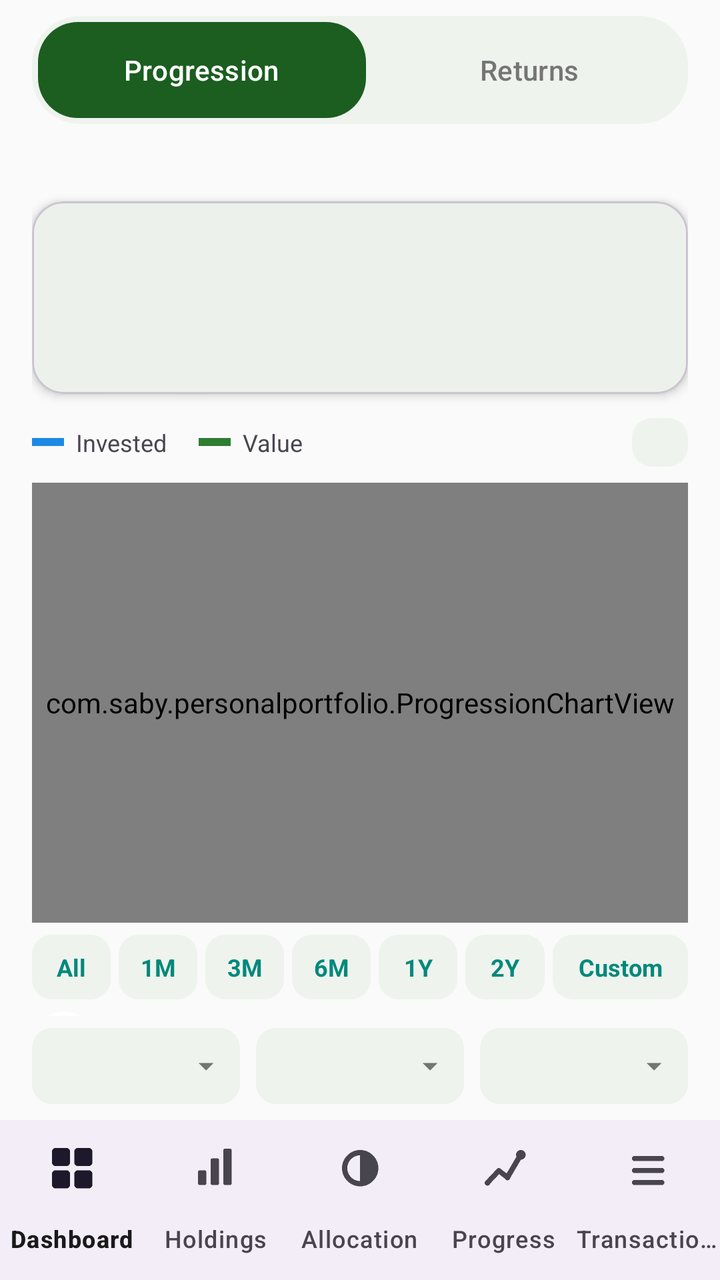
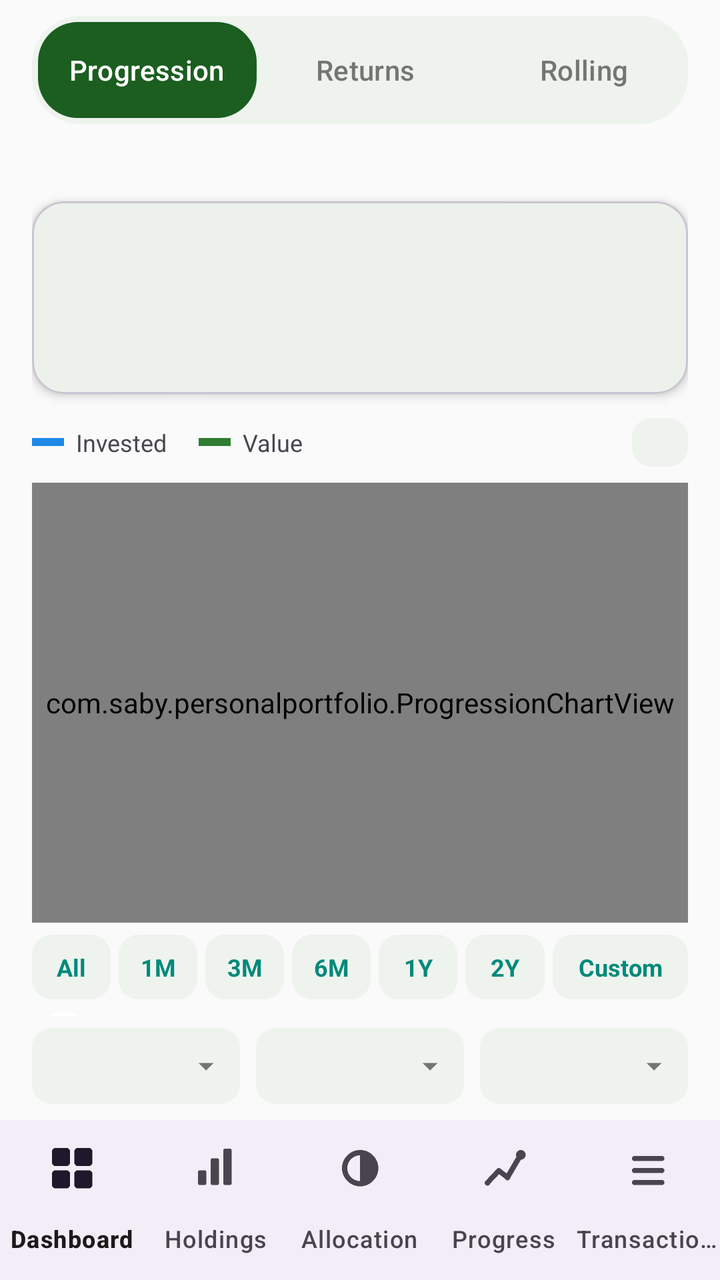

Before-and-after screenshots of an Android layout around one commit, followed by the original layout XML and the change that was made.
<!-- AndroidManifest.xml: application theme Theme.PersonalPortfolio -->
<!-- res/layout/activity_progression.xml -->
<?xml version="1.0" encoding="utf-8"?>
<LinearLayout xmlns:android="http://schemas.android.com/apk/res/android"
    xmlns:app="http://schemas.android.com/apk/res-auto"
    android:layout_width="match_parent"
    android:layout_height="match_parent"
    android:orientation="vertical">

    
    <com.google.android.material.tabs.TabLayout
        android:id="@+id/progressionSectionTabLayout"
        android:layout_width="match_parent"
        android:layout_height="wrap_content"
        android:layout_marginStart="16dp"
        android:layout_marginEnd="16dp"
        android:layout_marginTop="8dp"
        android:background="@drawable/tab_bar_background"
        android:padding="3dp"
        app:tabBackground="@android:color/transparent"
        app:tabIndicator="@drawable/tab_indicator_pill"
        app:tabIndicatorAnimationMode="elastic"
        app:tabIndicatorFullWidth="true"
        app:tabIndicatorGravity="stretch"
        app:tabIndicatorColor="@color/colorPrimary"
        app:tabRippleColor="@null"
        app:tabPaddingTop="1dp"
        app:tabPaddingBottom="1dp"
        app:tabTextColor="@color/colorNeutral"
        app:tabSelectedTextColor="@color/colorOnPrimary"
        app:tabMode="fixed"
        app:tabGravity="fill">

        <com.google.android.material.tabs.TabItem
            android:layout_width="wrap_content"
            android:layout_height="wrap_content"
            android:text="Progression" />

        <com.google.android.material.tabs.TabItem
            android:layout_width="wrap_content"
            android:layout_height="wrap_content"
            android:text="Returns" />

    </com.google.android.material.tabs.TabLayout>

    <androidx.core.widget.NestedScrollView
        android:layout_width="match_parent"
        android:layout_height="0dp"
        android:layout_weight="1"
        android:fillViewport="true">

        <LinearLayout
            android:layout_width="match_parent"
            android:layout_height="wrap_content"
            android:orientation="vertical"
            android:padding="16dp">

            <TextView
                android:id="@+id/progressionStatusText"
                android:layout_width="match_parent"
                android:layout_height="wrap_content"
                android:layout_marginTop="2dp"
                android:textSize="11sp"
                android:textColor="@color/colorNeutral" />

            
            <include
                android:id="@+id/progressionStatsCard"
                layout="@layout/include_progression_stats_compact"
                android:layout_width="match_parent"
                android:layout_height="wrap_content"
                android:layout_marginTop="6dp" />

            
            <LinearLayout
                android:layout_width="match_parent"
                android:layout_height="wrap_content"
                android:layout_marginTop="12dp"
                android:orientation="horizontal"
                android:gravity="center_vertical">

                <View
                    android:layout_width="16dp"
                    android:layout_height="4dp"
                    android:background="@color/colorProgressionInvested" />

                <TextView
                    android:layout_width="wrap_content"
                    android:layout_height="wrap_content"
                    android:layout_marginStart="6dp"
                    android:text="Invested"
                    android:textSize="12sp" />

                <View
                    android:layout_width="16dp"
                    android:layout_height="4dp"
                    android:layout_marginStart="16dp"
                    android:background="@color/colorGain" />

                <TextView
                    android:layout_width="wrap_content"
                    android:layout_height="wrap_content"
                    android:layout_marginStart="6dp"
                    android:text="Value"
                    android:textSize="12sp" />

                <View
                    android:layout_width="0dp"
                    android:layout_height="0dp"
                    android:layout_weight="1" />

                <TextView
                    android:id="@+id/progressionTradesToggle"
                    style="@style/ActionChip"
                    android:layout_width="wrap_content"
                    android:paddingTop="4dp"
                    android:paddingBottom="4dp"
                    android:textSize="12sp" />

            </LinearLayout>

            <com.saby.personalportfolio.ProgressionChartView
                android:id="@+id/progressionChart"
                android:layout_width="match_parent"
                android:layout_height="220dp"
                android:layout_marginTop="8dp" />

            
            <LinearLayout
                android:layout_width="match_parent"
                android:layout_height="wrap_content"
                android:layout_marginTop="6dp"
                android:orientation="horizontal">

                <TextView
                    android:id="@+id/progressionResetZoomButton"
                    style="@style/ActionChip"
                    android:layout_width="0dp"
                    android:layout_weight="1"
                    android:layout_marginEnd="4dp"
                    android:paddingStart="0dp"
                    android:paddingEnd="0dp"
                    android:textSize="12sp"
                    android:text="All" />

                <TextView
                    android:id="@+id/progressionZoom1M"
                    style="@style/ActionChip"
                    android:layout_width="0dp"
                    android:layout_weight="1"
                    android:layout_marginEnd="4dp"
                    android:paddingStart="0dp"
                    android:paddingEnd="0dp"
                    android:textSize="12sp"
                    android:text="1M" />

                <TextView
                    android:id="@+id/progressionZoom3M"
                    style="@style/ActionChip"
                    android:layout_width="0dp"
                    android:layout_weight="1"
                    android:layout_marginEnd="4dp"
                    android:paddingStart="0dp"
                    android:paddingEnd="0dp"
                    android:textSize="12sp"
                    android:text="3M" />

                <TextView
                    android:id="@+id/progressionZoom6M"
                    style="@style/ActionChip"
                    android:layout_width="0dp"
                    android:layout_weight="1"
                    android:layout_marginEnd="4dp"
                    android:paddingStart="0dp"
                    android:paddingEnd="0dp"
                    android:textSize="12sp"
                    android:text="6M" />

                <TextView
                    android:id="@+id/progressionZoom1Y"
                    style="@style/ActionChip"
                    android:layout_width="0dp"
                    android:layout_weight="1"
                    android:layout_marginEnd="4dp"
                    android:paddingStart="0dp"
                    android:paddingEnd="0dp"
                    android:textSize="12sp"
                    android:text="1Y" />

                <TextView
                    android:id="@+id/progressionZoom2Y"
                    style="@style/ActionChip"
                    android:layout_width="0dp"
                    android:layout_weight="1"
                    android:layout_marginEnd="4dp"
                    android:paddingStart="0dp"
                    android:paddingEnd="0dp"
                    android:textSize="12sp"
                    android:text="2Y" />

                <TextView
                    android:id="@+id/progressionZoomCustom"
                    style="@style/ActionChip"
                    android:layout_width="0dp"
                    android:layout_weight="1.7"
                    android:layout_marginEnd="0dp"
                    android:paddingStart="0dp"
                    android:paddingEnd="0dp"
                    android:textSize="12sp"
                    android:text="Custom" />

            </LinearLayout>

            
            <SeekBar
                android:id="@+id/progressionSeekBar"
                android:layout_width="match_parent"
                android:layout_height="wrap_content"
                android:paddingTop="6dp"
                android:paddingBottom="6dp"
                android:progressDrawable="@drawable/progression_seekbar_track"
                android:thumb="@drawable/progression_seekbar_thumb"
                android:splitTrack="false" />

            
            <com.google.android.material.card.MaterialCardView
                android:id="@+id/progressionWindowCard"
                android:layout_width="match_parent"
                android:layout_height="wrap_content"
                android:layout_marginTop="4dp"
                android:visibility="gone"
                app:cardCornerRadius="16dp"
                app:cardElevation="3dp">

                <LinearLayout
                    android:layout_width="match_parent"
                    android:layout_height="wrap_content"
                    android:orientation="vertical"
                    android:padding="14dp">

                    <TextView
                        android:id="@+id/windowSummaryTitle"
                        android:layout_width="match_parent"
                        android:layout_height="wrap_content"
                        android:textSize="11sp"
                        android:textColor="@color/colorNeutral" />

                    <TextView
                        android:id="@+id/windowSummaryGain"
                        android:layout_width="match_parent"
                        android:layout_height="wrap_content"
                        android:layout_marginTop="2dp"
                        android:textSize="20sp"
                        android:textStyle="bold" />

                    <LinearLayout
                        android:layout_width="match_parent"
                        android:layout_height="wrap_content"
                        android:layout_marginTop="8dp"
                        android:orientation="horizontal">

                    <LinearLayout
                        android:layout_width="0dp"
                        android:layout_height="wrap_content"
                        android:layout_weight="1"
                        android:orientation="vertical">

                        <TextView
                            android:layout_width="match_parent"
                            android:layout_height="wrap_content"
                            android:text="Money added"
                            android:textSize="11sp"
                            android:textColor="@color/colorNeutral" />

                        <TextView
                            android:id="@+id/windowSummaryNetInvested"
                            android:layout_width="match_parent"
                            android:layout_height="wrap_content"
                            android:textSize="14sp"
                            android:textStyle="bold" />
                    </LinearLayout>

                    <LinearLayout
                        android:layout_width="0dp"
                        android:layout_height="wrap_content"
                        android:layout_weight="1"
                        android:orientation="vertical">

                        <TextView
                            android:layout_width="match_parent"
                            android:layout_height="wrap_content"
                            android:text="Max drawdown"
                            android:textSize="11sp"
                            android:textColor="@color/colorNeutral" />

                        <TextView
                            android:id="@+id/windowSummaryDrawdown"
                            android:layout_width="match_parent"
                            android:layout_height="wrap_content"
                            android:textSize="14sp"
                            android:textStyle="bold" />
                    </LinearLayout>

                    <LinearLayout
                        android:layout_width="0dp"
                        android:layout_height="wrap_content"
                        android:layout_weight="1"
                        android:orientation="vertical">

                        <TextView
                            android:layout_width="match_parent"
                            android:layout_height="wrap_content"
                            android:text="XIRR"
                            android:textSize="11sp"
                            android:textColor="@color/colorNeutral" />

                        <TextView
                            android:id="@+id/windowSummaryXirr"
                            android:layout_width="match_parent"
                            android:layout_height="wrap_content"
                            android:textSize="14sp"
                            android:textStyle="bold" />
                    </LinearLayout>

                    </LinearLayout>

                </LinearLayout>
            </com.google.android.material.card.MaterialCardView>

        </LinearLayout>

    </androidx.core.widget.NestedScrollView>

    
    <LinearLayout
        android:layout_width="match_parent"
        android:layout_height="wrap_content"
        android:orientation="horizontal"
        android:paddingStart="16dp"
        android:paddingEnd="16dp"
        android:paddingTop="6dp"
        android:paddingBottom="8dp">

        <TextView
            android:id="@+id/progressionMemberTab"
            style="@style/ProgressionDropdownTab"
            android:layout_width="0dp"
            android:layout_weight="1" />

        <TextView
            android:id="@+id/progressionAxisTab"
            style="@style/ProgressionDropdownTab"
            android:layout_width="0dp"
            android:layout_weight="1"
            android:layout_marginStart="8dp" />

        <TextView
            android:id="@+id/progressionCurrencyTab"
            style="@style/ProgressionDropdownTab"
            android:layout_width="0dp"
            android:layout_weight="1"
            android:layout_marginStart="8dp" />

    </LinearLayout>

    <com.google.android.material.bottomnavigation.BottomNavigationView
        android:id="@+id/bottomNav"
        android:layout_width="match_parent"
        android:layout_height="wrap_content"
        app:menu="@menu/bottom_nav_menu"
        app:labelVisibilityMode="labeled" />

</LinearLayout>
<!-- res/layout/include_progression_stats_compact.xml (included above) -->
<?xml version="1.0" encoding="utf-8"?>
<com.google.android.material.card.MaterialCardView xmlns:android="http://schemas.android.com/apk/res/android"
    xmlns:app="http://schemas.android.com/apk/res-auto"
    android:layout_width="match_parent"
    android:layout_height="wrap_content"
    app:cardCornerRadius="16dp"
    app:cardElevation="3dp">

    <LinearLayout
        android:layout_width="match_parent"
        android:layout_height="wrap_content"
        android:orientation="vertical"
        android:paddingStart="16dp"
        android:paddingEnd="16dp"
        android:paddingTop="12dp"
        android:paddingBottom="12dp">

        <LinearLayout
            android:layout_width="match_parent"
            android:layout_height="wrap_content"
            android:orientation="horizontal">

            <TextView
                android:id="@+id/statsCardDate"
                android:layout_width="0dp"
                android:layout_height="wrap_content"
                android:layout_weight="1"
                android:textSize="12sp"
                android:textColor="@color/colorNeutral"
                android:textStyle="bold" />

            <TextView
                android:id="@+id/statsCardXirr"
                android:layout_width="wrap_content"
                android:layout_height="wrap_content"
                android:textSize="12sp"
                android:textColor="@color/colorNeutral" />
        </LinearLayout>

        <TextView
            android:id="@+id/statsCardValue"
            android:layout_width="match_parent"
            android:layout_height="wrap_content"
            android:textSize="26sp"
            android:textStyle="bold" />

        <LinearLayout
            android:layout_width="match_parent"
            android:layout_height="wrap_content"
            android:layout_marginTop="2dp"
            android:orientation="horizontal">

            <TextView
                android:id="@+id/statsCardInvested"
                android:layout_width="0dp"
                android:layout_height="wrap_content"
                android:layout_weight="1"
                android:textSize="12sp"
                android:textColor="@color/colorNeutral" />

            <TextView
                android:id="@+id/statsCardGain"
                android:layout_width="wrap_content"
                android:layout_height="wrap_content"
                android:textSize="14sp"
                android:textStyle="bold" />
        </LinearLayout>

    </LinearLayout>
</com.google.android.material.card.MaterialCardView>
<!-- resources referenced by this layout -->
<resources>
  <color name="colorGain">#2E7D32</color>
  <color name="colorNeutral">#757575</color>
  <color name="colorOnPrimary">#FFFFFF</color>
  <color name="colorPrimary">#1B5E20</color>
  <color name="colorProgressionInvested">#1E88E5</color>
  <!-- drawable progression_seekbar_thumb (drawable) -->
  <?xml version="1.0" encoding="utf-8"?>
  <shape xmlns:android="http://schemas.android.com/apk/res/android"
      android:shape="oval">
      <solid android:color="@color/colorPrimary" />
      <size android:width="30dp" android:height="30dp" />
      <stroke android:width="4dp" android:color="@color/colorSurface" />
  </shape>
  <!-- drawable progression_seekbar_track (drawable) -->
  <?xml version="1.0" encoding="utf-8"?>
  <layer-list xmlns:android="http://schemas.android.com/apk/res/android">
      <item android:id="@android:id/background">
          <shape android:shape="rectangle">
              <corners android:radius="7dp" />
              <solid android:color="@color/colorSurfaceVariant" />
              <size android:height="14dp" />
          </shape>
      </item>
      <item android:id="@android:id/progress">
          <clip>
              <shape android:shape="rectangle">
                  <corners android:radius="7dp" />
                  <solid android:color="@color/colorPrimary" />
                  <size android:height="14dp" />
              </shape>
          </clip>
      </item>
  </layer-list>
  <!-- drawable tab_bar_background (drawable) -->
  <?xml version="1.0" encoding="utf-8"?>
  <shape xmlns:android="http://schemas.android.com/apk/res/android"
      android:shape="rectangle">
      <solid android:color="@color/colorSurfaceVariant" />
      <corners android:radius="24dp" />
  </shape>
  <!-- drawable tab_indicator_pill (drawable) -->
  <?xml version="1.0" encoding="utf-8"?>
  <shape xmlns:android="http://schemas.android.com/apk/res/android"
      android:shape="rectangle">
      <solid android:color="@color/colorPrimary" />
      <corners android:radius="20dp" />
  </shape>
  <style name="ActionChip">
          <item name="android:layout_height">wrap_content</item>
          <item name="android:paddingStart">14dp</item>
          <item name="android:paddingEnd">14dp</item>
          <item name="android:paddingTop">8dp</item>
          <item name="android:paddingBottom">8dp</item>
          <item name="android:background">@drawable/dropdown_tab_background</item>
          <item name="android:textSize">13sp</item>
          <item name="android:textStyle">bold</item>
          <item name="android:textColor">@color/colorSecondary</item>
          <item name="android:gravity">center</item>
          <item name="android:clickable">true</item>
          <item name="android:focusable">true</item>
      </style>
  <color name="colorSurface">#FFFFFF</color>
  <color name="colorSurfaceVariant">#EEF3EE</color>
  <!-- drawable dropdown_tab_background (drawable) -->
  <?xml version="1.0" encoding="utf-8"?>
  <shape xmlns:android="http://schemas.android.com/apk/res/android"
      android:shape="rectangle">
      <solid android:color="@color/colorSurfaceVariant" />
      <corners android:radius="10dp" />
  </shape>
  <color name="colorSecondary">#00897B</color>
  <color name="colorOnSurface">#1A1A1A</color>
  <!-- drawable ic_dropdown_caret (drawable) -->
  <vector xmlns:android="http://schemas.android.com/apk/res/android"
      android:width="18dp"
      android:height="18dp"
      android:viewportWidth="24"
      android:viewportHeight="24">
      <path
          android:fillColor="#757575"
          android:pathData="M7,10l5,5 5,-5z" />
  </vector>
  <color name="colorPrimaryVariant">#0D3B12</color>
  <color name="colorOnSecondary">#FFFFFF</color>
  <color name="colorBackground">#FAFAFA</color>
  <color name="colorOnBackground">#1A1A1A</color>
  <!-- unchanged entries left out for length: 2 -->
</resources>

<!-- the commit's change to res/layout/activity_progression.xml (unified diff, before → after) -->
@@ -39,6 +39,11 @@
             android:layout_height="wrap_content"
             android:text="Returns" />
 
+        <com.google.android.material.tabs.TabItem
+            android:layout_width="wrap_content"
+            android:layout_height="wrap_content"
+            android:text="Rolling" />
+
     </com.google.android.material.tabs.TabLayout>
 
     <androidx.core.widget.NestedScrollView
